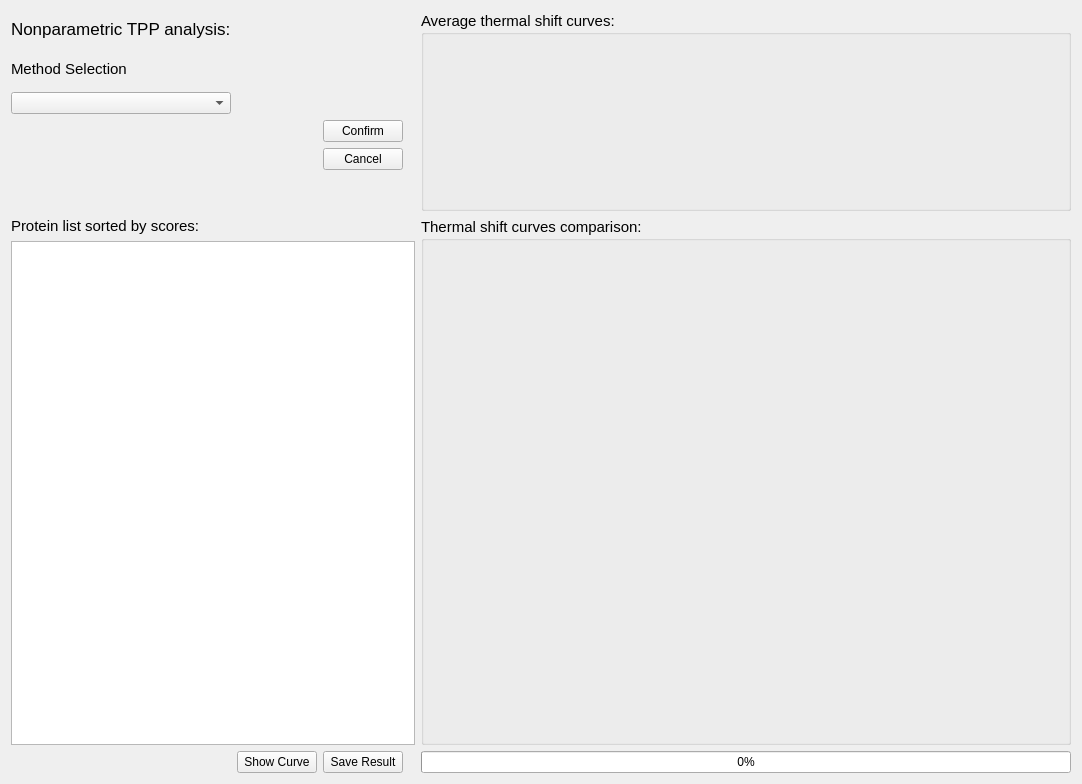
Qt form NPTSA.ui (hcji/ProSAP) before a commit.
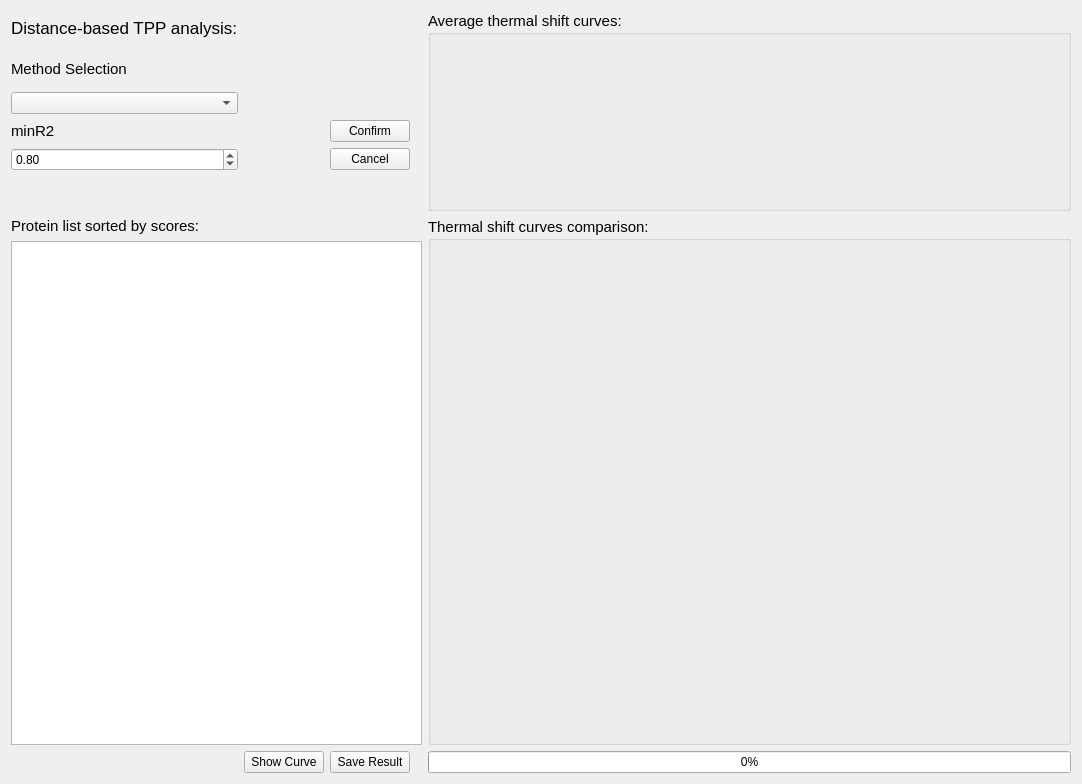
The same form after that commit.

Commit message: adjust dist-based analysis

What changed in the file:
```diff
--- a/NPTSA.ui
+++ b/NPTSA.ui
@@ -80,7 +80,7 @@
       </font>
      </property>
      <property name="text">
-      <string>Nonparametric TPP analysis:</string>
+      <string>Distance-based TPP analysis:</string>
      </property>
     </widget>
    </item>
@@ -147,6 +147,31 @@
      </property>
     </widget>
    </item>
+   <item row="3" column="0">
+    <widget class="QLabel" name="label_6">
+     <property name="font">
+      <font>
+       <pointsize>11</pointsize>
+      </font>
+     </property>
+     <property name="text">
+      <string>minR2</string>
+     </property>
+     <property name="alignment">
+      <set>Qt::AlignLeading|Qt::AlignLeft|Qt::AlignVCenter</set>
+     </property>
+    </widget>
+   </item>
+   <item row="4" column="0">
+    <widget class="QDoubleSpinBox" name="BoxR2">
+     <property name="singleStep">
+      <double>0.010000000000000</double>
+     </property>
+     <property name="value">
+      <double>0.800000000000000</double>
+     </property>
+    </widget>
+   </item>
   </layout>
  </widget>
  <resources/>
```
The commit also changes 8 other files.
